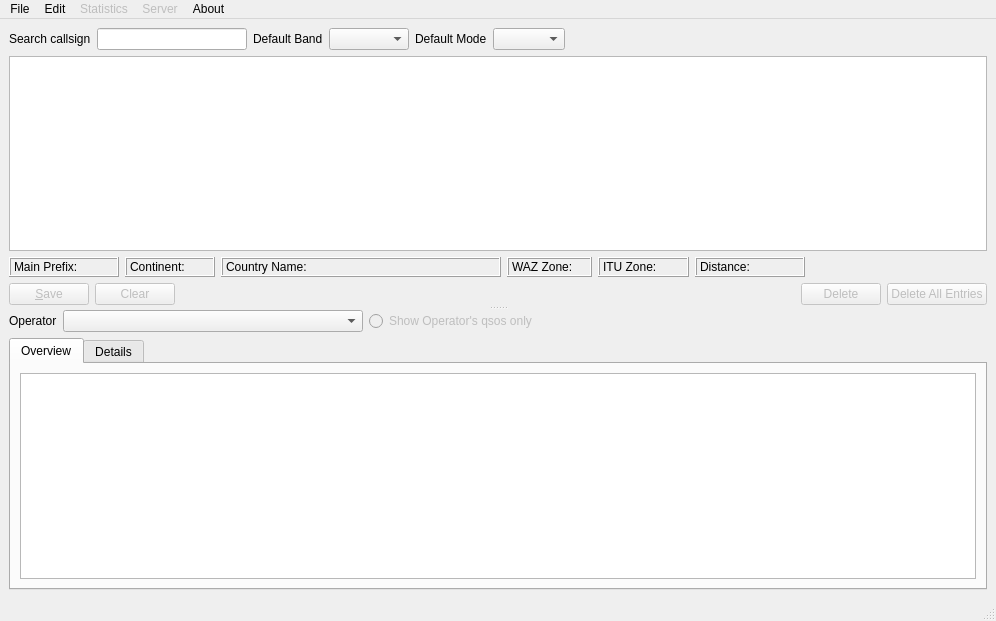
The window that src/gui/linlogbook.ui (dl1ksv/linlogbook) describes before a commit, drawn with Qt 5.
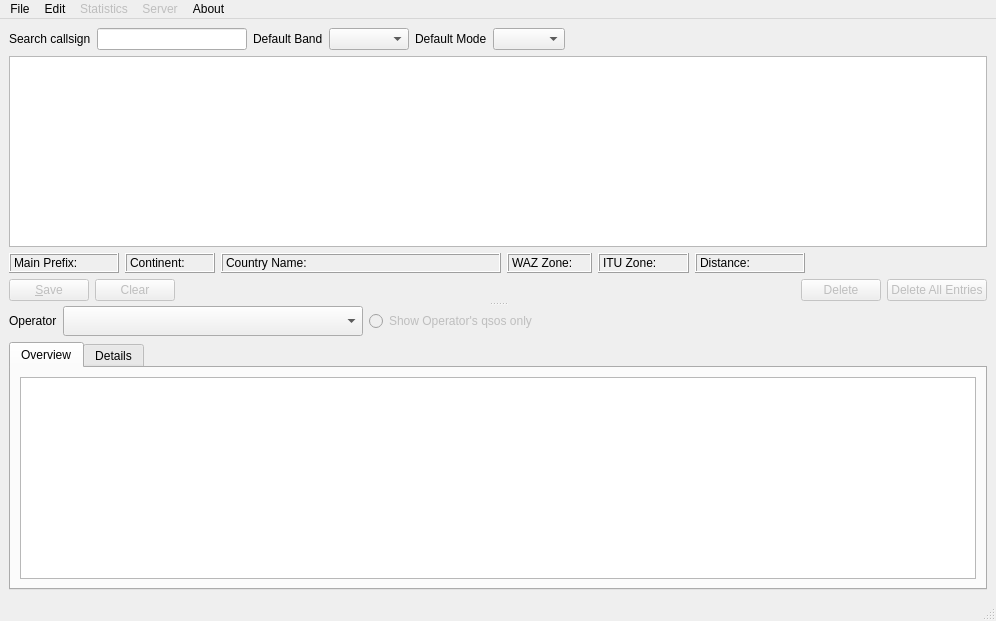
The same window after the commit. Icons and pictures are not drawn. Custom widgets are drawn as their Qt base class.

Commit message: Update ChangeLog, increase operator field height

```diff
--- a/src/gui/linlogbook.ui
+++ b/src/gui/linlogbook.ui
@@ -522,6 +522,12 @@
          <layout class="QHBoxLayout" name="horizontalLayout_3">
           <item>
            <widget class="QLabel" name="localOp">
+            <property name="minimumSize">
+             <size>
+              <width>0</width>
+              <height>30</height>
+             </size>
+            </property>
             <property name="text">
              <string>Operator</string>
             </property>
@@ -530,7 +536,7 @@
           <item>
            <widget class="QComboBox" name="opCallsign">
             <property name="sizePolicy">
-             <sizepolicy hsizetype="Minimum" vsizetype="Fixed">
+             <sizepolicy hsizetype="Minimum" vsizetype="Preferred">
               <horstretch>10</horstretch>
               <verstretch>0</verstretch>
              </sizepolicy>
@@ -538,7 +544,7 @@
             <property name="minimumSize">
              <size>
               <width>50</width>
-              <height>0</height>
+              <height>30</height>
              </size>
             </property>
             <property name="maximumSize">
@@ -560,6 +566,18 @@
             <property name="enabled">
              <bool>false</bool>
             </property>
+            <property name="sizePolicy">
+             <sizepolicy hsizetype="Minimum" vsizetype="Preferred">
+              <horstretch>0</horstretch>
+              <verstretch>0</verstretch>
+             </sizepolicy>
+            </property>
+            <property name="minimumSize">
+             <size>
+              <width>0</width>
+              <height>30</height>
+             </size>
+            </property>
             <property name="toolTip">
              <string>Shows all / only selected Ops qsos</string>
             </property>
```
The commit also changes 1 other file.
